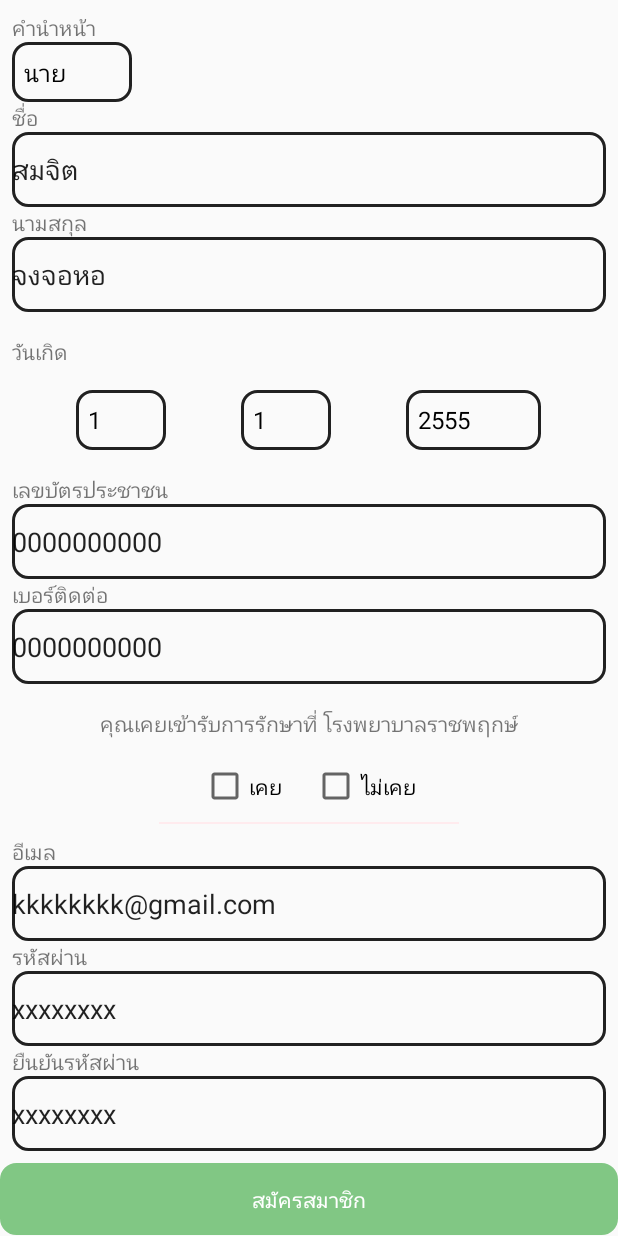
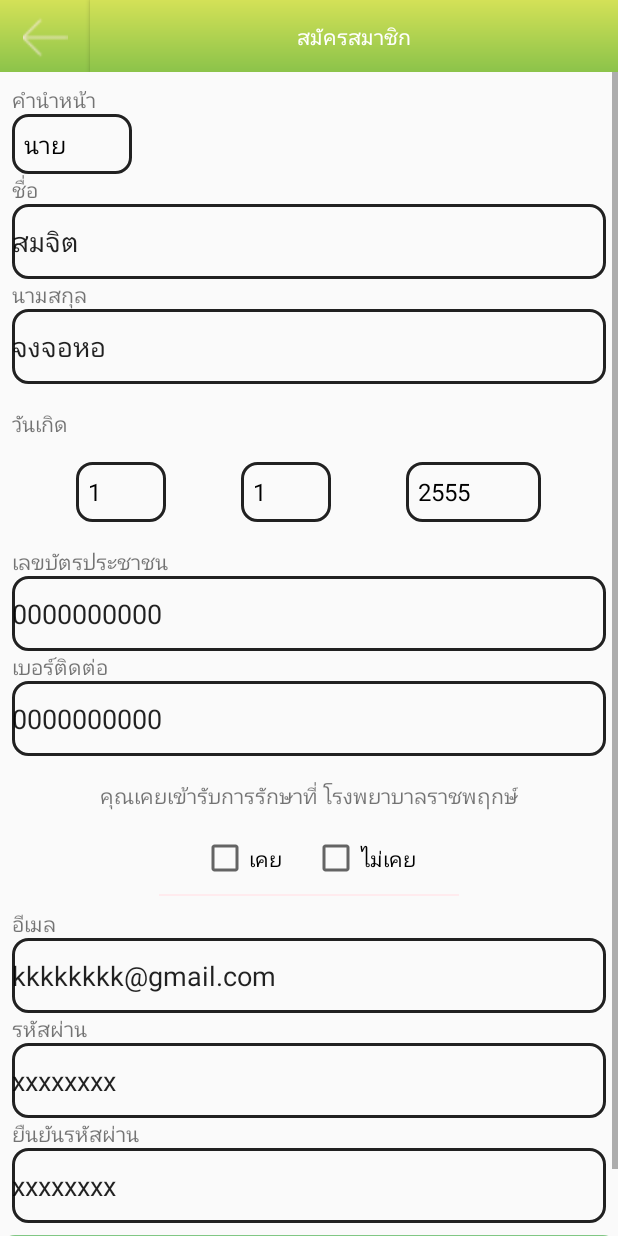
Before and after one commit to kamonwans/RatchphuekHospital, an Android app: the screen it shows after launch (RegisterActivity), after a tap on "เข้าสู่ระบบ", on a phone screen of 412 x 824 dp. Run offline under Robolectric (Android 15) with nearby library versions, the phone set to English and light mode, and no system bars.

```diff
--- a/app/build.gradle
+++ b/app/build.gradle
@@ -31,4 +31,5 @@ dependencies {
     compile 'com.android.support:support-v4:25.3.1'
     testCompile 'junit:junit:4.12'
     compile 'com.android.support:recyclerview-v7:25.0.0-alpha1'
+    compile 'de.hdodenhof:circleimageview:2.1.0'
 }
--- a/app/src/main/res/drawable/bg_button.xml
+++ b/app/src/main/res/drawable/bg_button.xml
@@ -1,16 +1,13 @@
-<shape
-    xmlns:android="http://schemas.android.com/apk/res/android"
+<shape xmlns:android="http://schemas.android.com/apk/res/android"
     android:shape="rectangle">
-
-
-
+    <solid android:color="@android:color/transparent" />
     <stroke
         android:width="2dp"
         android:color="#212121" />
 
     <corners
+        android:bottomLeftRadius="10dp"
+        android:bottomRightRadius="10dp"
         android:topLeftRadius="10dp"
-        android:topRightRadius="10dp"
-        android:bottomLeftRadius="10dp"
-        android:bottomRightRadius="10dp" />
+        android:topRightRadius="10dp" />
 </shape>
--- a/app/src/main/res/drawable/bg_edittext.xml
+++ b/app/src/main/res/drawable/bg_edittext.xml
@@ -1,10 +1,9 @@
 <?xml version="1.0" encoding="utf-8"?>
-<shape xmlns:android="http://schemas.android.com/apk/res/android" >
+<shape xmlns:android="http://schemas.android.com/apk/res/android">
 
     <solid android:color="#E0E0E0" />
 
-    <stroke
-        android:width="0dp" />
+    <stroke android:width="0dp" />
 
 
     <corners android:radius="10dp" />
--- /dev/null
+++ b/app/src/main/res/drawable/bg_green_button_selector.xml
@@ -0,0 +1,12 @@
+<?xml version="1.0" encoding="utf-8"?>
+<shape xmlns:android="http://schemas.android.com/apk/res/android"
+    android:shape="rectangle">
+
+    <corners
+        android:bottomLeftRadius="10dp"
+        android:bottomRightRadius="10dp"
+        android:topLeftRadius="10dp"
+        android:topRightRadius="10dp" />
+
+    <solid android:color="#81C784" />
+</shape>
--- a/app/src/main/res/layout/activity_main.xml
+++ b/app/src/main/res/layout/activity_main.xml
@@ -54,14 +54,16 @@
             android:layout_margin="8dp"
             android:orientation="horizontal">
 
-            <ImageView
+            <de.hdodenhof.circleimageview.CircleImageView
                 android:id="@+id/editProfile"
                 android:layout_width="100dp"
                 android:layout_height="100dp"
                 android:layout_margin="8dp"
                 android:elevation="5dp"
+                android:src="@mipmap/ic_launcher"
                 android:padding="6dp"
-                android:src="@drawable/bg_editprofile" />
+                app:civ_border_width="2dp"
+                app:civ_border_color="#FF000000"/>
 
             <LinearLayout
                 android:layout_width="wrap_content"
--- a/app/src/main/res/layout/activity_register.xml
+++ b/app/src/main/res/layout/activity_register.xml
@@ -8,7 +8,44 @@
     android:focusableInTouchMode="true"
     android:orientation="vertical"
     tools:context="com.example.kamonwan.ratchaphruekhospital.RegisterActivity">
+    <android.support.v7.widget.Toolbar
+        android:id="@+id/toolbar"
+        android:layout_width="match_parent"
+        android:layout_height="48dp"
+        android:background="@drawable/bg_head"
+        android:contentInsetEnd="0dp"
+        android:contentInsetLeft="0dp"
+        android:contentInsetRight="0dp"
+        android:contentInsetStart="0dp"
+        app:contentInsetEnd="0dp"
+        app:contentInsetLeft="0dp"
+        app:contentInsetRight="0dp"
+        app:contentInsetStart="0dp">
 
+        <ImageView
+            android:id="@+id/btnBack"
+            android:layout_width="60dp"
+            android:layout_height="50dp"
+            android:layout_gravity="center_vertical"
+            android:adjustViewBounds="true"
+            android:padding="10dp"
+            android:paddingBottom="10dp"
+            android:paddingRight="20dp"
+            android:paddingTop="10dp"
+            android:scaleType="fitCenter"
+            android:src="@drawable/back"
+            android:tint="#FFEBEE"
+            android:visibility="visible" />
+
+        <Button
+            android:textColor="@color/colorBgDrawer"
+            android:layout_width="match_parent"
+            android:layout_height="wrap_content"
+            android:layout_gravity="bottom"
+            android:background="@drawable/bg_head"
+            android:text="@string/register_activity" />
+
+    </android.support.v7.widget.Toolbar>
     <ScrollView
         android:layout_width="match_parent"
         android:layout_height="match_parent">
@@ -30,10 +67,10 @@
                     android:text="คำนำหน้า" />
 
                 <Spinner
-            android:background="@drawable/bg_button"
                     android:id="@+id/btn_dropdown"
                     android:layout_width="80dp"
                     android:layout_height="40dp"
+                    android:background="@drawable/bg_button"
                     android:spinnerMode="dropdown"></Spinner>
 
                 <TextView
@@ -80,26 +117,26 @@
                 android:orientation="horizontal">
 
                 <Spinner
-            android:background="@drawable/bg_button"
                     android:id="@+id/btn_dropdownDate"
                     android:layout_width="60dp"
                     android:layout_height="40dp"
+                    android:background="@drawable/bg_button"
                     android:spinnerMode="dropdown"></Spinner>
 
                 <Spinner
-            android:background="@drawable/bg_button"
                     android:id="@+id/btn_dropdownMount"
                     android:layout_width="60dp"
                     android:layout_height="40dp"
                     android:layout_marginLeft="50dp"
+                    android:background="@drawable/bg_button"
                     android:spinnerMode="dropdown"></Spinner>
 
                 <Spinner
-            android:background="@drawable/bg_button"
                     android:id="@+id/btn_dropdownYear"
                     android:layout_width="90dp"
                     android:layout_height="40dp"
                     android:layout_marginLeft="50dp"
+                    android:background="@drawable/bg_button"
                     android:spinnerMode="dropdown"></Spinner>
 
             </LinearLayout>
@@ -217,58 +254,16 @@
                 android:orientation="vertical">
 
                 <Button
-            android:background="@drawable/bg_button"
                     android:id="@+id/btn_register"
                     android:layout_width="match_parent"
                     android:layout_height="wrap_content"
-            android:backgroundTint="#81C784"
+                    android:background="@drawable/bg_green_button_selector"
                     android:gravity="center"
-            android:textColor="@color/colorBgDrawer"
-            android:text="สมัครสมาชิก" />
+                    android:text="สมัครสมาชิก"
+                    android:textColor="@color/colorBgDrawer" />
             </LinearLayout>
         </LinearLayout>
     </ScrollView>
 
-    <android.support.v7.widget.Toolbar
-                android:id="@+id/toolbar"
-                android:layout_width="match_parent"
-                android:layout_height="48dp"
-                android:background="@drawable/bg_head"
-                android:contentInsetEnd="0dp"
-                android:contentInsetLeft="0dp"
-                android:contentInsetRight="0dp"
-                android:contentInsetStart="0dp"
-                app:contentInsetEnd="0dp"
-                app:contentInsetLeft="0dp"
-                app:contentInsetRight="0dp"
-                app:contentInsetStart="0dp">
 
-                <ImageView
-                    android:id="@+id/btnBack"
-                    android:layout_width="60dp"
-                    android:layout_height="50dp"
-                    android:layout_gravity="center_vertical"
-                    android:adjustViewBounds="true"
-                    android:padding="10dp"
-                    android:paddingBottom="10dp"
-                    android:paddingRight="20dp"
-                    android:paddingTop="10dp"
-                    android:scaleType="fitCenter"
-                    android:src="@drawable/back"
-                    android:tint="#FFEBEE"
-                    android:visibility="visible" />
-
-                <TextView
-                    android:layout_width="wrap_content"
-                    android:layout_height="match_parent"
-                    android:layout_gravity="center"
-                    android:ellipsize="end"
-                    android:gravity="center"
-                    android:text="@string/register_activity"
-                    android:textColor="#FFEBEE"
-                    android:textIsSelectable="false"
-                    android:textSize="18sp"
-                    android:visibility="visible" />
-
-            </android.support.v7.widget.Toolbar>
 </LinearLayout>
--- a/app/src/main/res/values/colors.xml
+++ b/app/src/main/res/values/colors.xml
@@ -4,4 +4,6 @@
     <color name="colorPrimaryDark">#303F9F</color>
     <color name="colorAccent">#FF4081</color>
     <color name="colorBgDrawer">#FFFFFF</color>
+    <color name="colorBgBtnLogout">#E53935</color>
+    <color name="colorBgBtnLogin">#81C784</color>
 </resources>
```
Also changed, not shown: app/src/main/res/drawable/bg_edit_personal.xml (+5 -6 lines), app/src/main/res/drawable/bg_editprofile.xml (+5 -4 lines), app/src/main/res/drawable/bg_red_button_selector.xml (added, +12 -0 lines), app/src/main/res/layout/activity_edit_profile.xml (+7 -5 lines), app/src/main/res/layout/activity_personal_infromation.xml (+6 -5 lines), app/src/main/res/drawable/icon_menu_car.png (renamed from app/src/main/res/drawable-v21/icon_menu_car.png), app/src/main/res/drawable/icon_menu_contact.png (renamed from app/src/main/res/drawable-v21/icon_menu_contact.png), app/src/main/res/drawable/icon_menu_doctor.png (renamed from app/src/main/res/drawable-v21/icon_menu_doctor.png), app/src/main/res/drawable/icon_menu_meet.png (renamed from app/src/main/res/drawable-v21/icon_menu_meet.png), app/src/main/res/drawable/icon_menu_message.png (renamed from app/src/main/res/drawable-v21/icon_menu_message.png), app/src/main/res/drawable/icon_menu_packet.png (renamed from app/src/main/res/drawable-v21/icon_menu_packet.png), app/src/main/res/drawable/icon_menu_promotion.png (renamed from app/src/main/res/drawable-v21/icon_menu_promotion.png), app/src/main/res/drawable/icon_menu_service.png (renamed from app/src/main/res/drawable-v21/icon_menu_service.png). Lines whose indentation alone changed are shown as unchanged.
